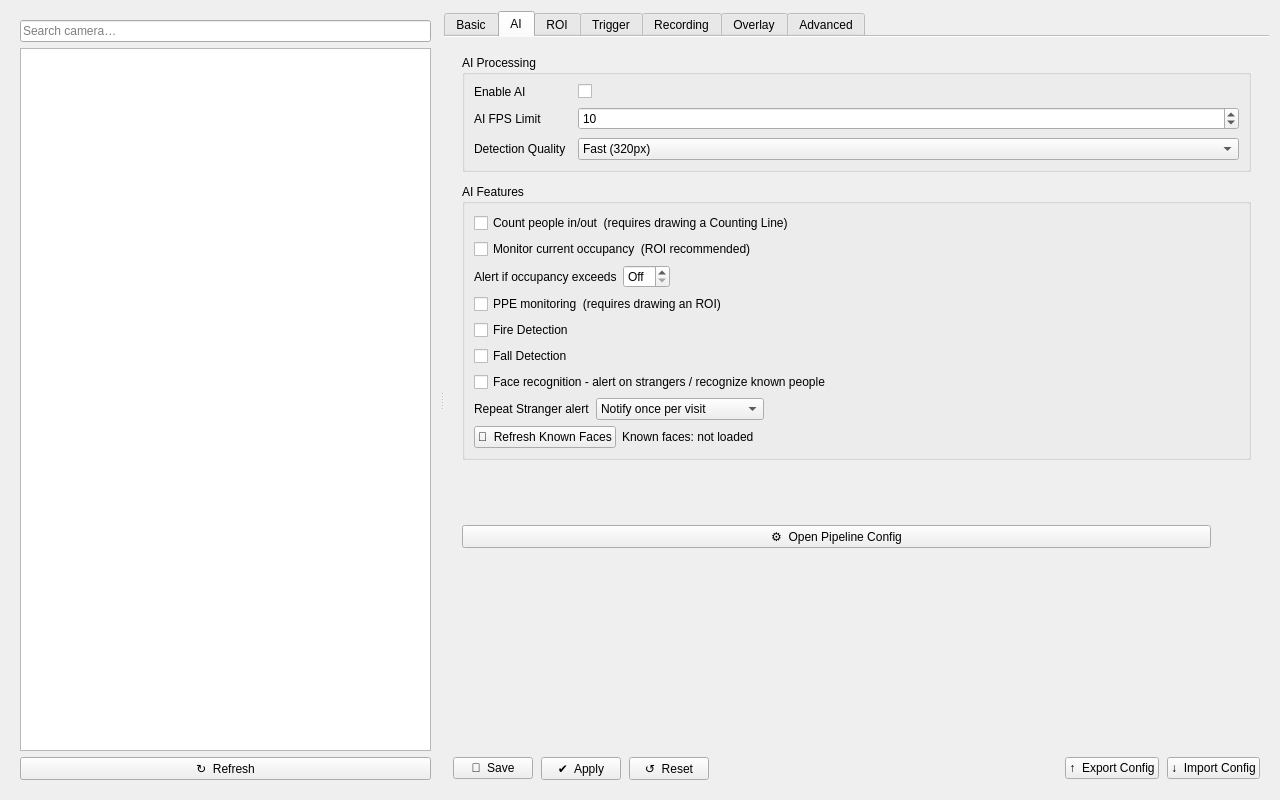
Above: ui/camera_config_page.ui from ADPL-190400/APP_CAMERA_FULL_OPTIONS before the change. Below: the same form after it.
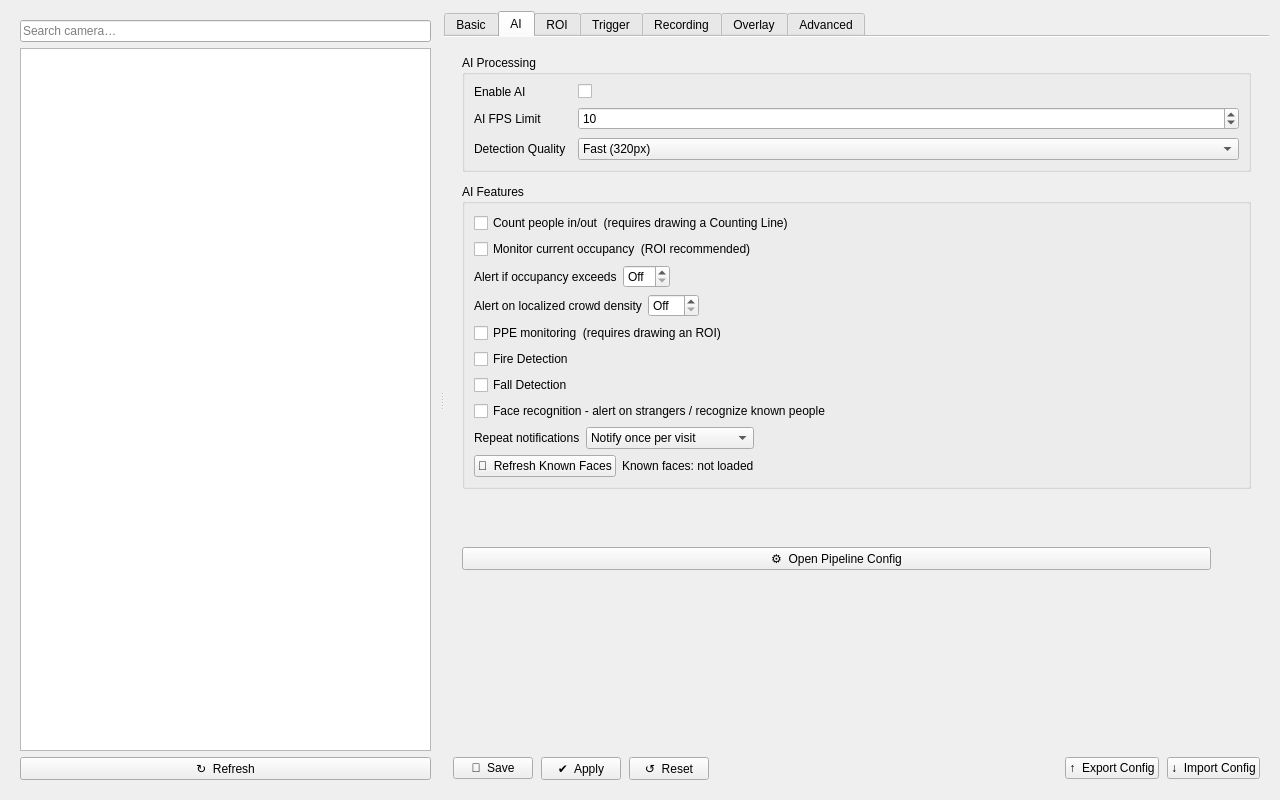
That is the form after the change. The open tabs and pages were chosen to show the change.

Commit message: Add embedding-based face memory, ROI-strict detection, crowd heatmap alerts

Patch:
```diff
--- a/ui/camera_config_page.ui
+++ b/ui/camera_config_page.ui
@@ -718,6 +718,55 @@
                     </item>
                    </layout>
                   </item>
+                  <item>
+                   <layout class="QHBoxLayout" name="layout_crowd_heatmap_threshold">
+                    <item>
+                     <widget class="QLabel" name="lbl_crowd_heatmap_threshold">
+                      <property name="text">
+                       <string>Alert on localized crowd density</string>
+                      </property>
+                     </widget>
+                    </item>
+                    <item>
+                     <widget class="QDoubleSpinBox" name="spin_crowd_heatmap_threshold">
+                      <property name="toolTip">
+                       <string>0 = off. Unlike &quot;Alert if occupancy exceeds&quot; (total headcount), this tracks LOCALIZED density - people clustering in the same small area of the ROI, even if the total count is still under the occupancy limit. Builds up the longer people linger in one spot, cools down a few seconds after they leave. When set above 0, a heatmap overlay is also shown on the live view.</string>
+                      </property>
+                      <property name="specialValueText">
+                       <string>Off</string>
+                      </property>
+                      <property name="decimals">
+                       <number>1</number>
+                      </property>
+                      <property name="minimum">
+                       <double>0.0</double>
+                      </property>
+                      <property name="maximum">
+                       <double>20.0</double>
+                      </property>
+                      <property name="singleStep">
+                       <double>0.5</double>
+                      </property>
+                      <property name="value">
+                       <double>0.0</double>
+                      </property>
+                     </widget>
+                    </item>
+                    <item>
+                     <spacer name="spacer_crowd_heatmap_threshold">
+                      <property name="orientation">
+                       <enum>Qt::Horizontal</enum>
+                      </property>
+                      <property name="sizeHint" stdset="0">
+                       <size>
+                        <width>40</width>
+                        <height>20</height>
+                       </size>
+                      </property>
+                     </spacer>
+                    </item>
+                   </layout>
+                  </item>
                   <item>
                    <widget class="QCheckBox" name="check_enable_ppe">
                     <property name="text">
@@ -751,7 +800,7 @@
                     <item>
                      <widget class="QLabel" name="lbl_stranger_repeat_mode">
                       <property name="text">
-                       <string>Repeat Stranger alert</string>
+                       <string>Repeat notifications</string>
                       </property>
                      </widget>
                     </item>
```
Left out of the diff: 2 changed lines with no effect on the pictures. The commit also changes 12 other files.
